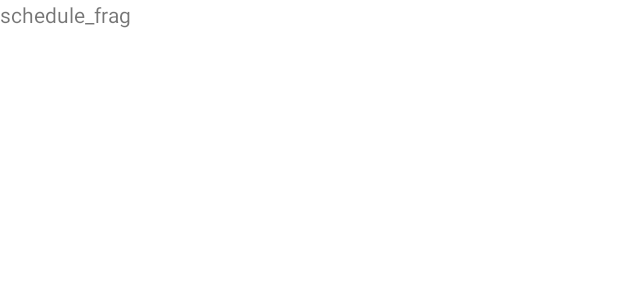
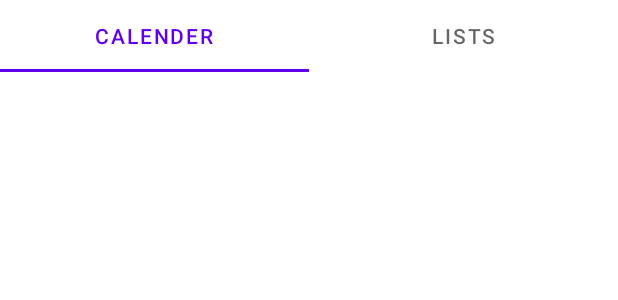
Before and after one commit to joaodiogo10/IHC_Project, an Android app: the layout fragment_schedule.xml on its own in the app's theme, with its tools: preview values and no code run, on a phone screen of 412 x 824 dp. Shown: the top 300 px of the screen. Run offline under Robolectric (Android 15) with nearby library versions, the phone set to English and light mode, and no system bars.

Commit message:
Add tabs to schedule- calender and lists tabs

```diff
--- a/app/build.gradle
+++ b/app/build.gradle
@@ -38,6 +38,8 @@ dependencies {
     implementation 'androidx.constraintlayout:constraintlayout:2.0.4'
     implementation 'androidx.legacy:legacy-support-v4:1.0.0'
     implementation 'androidx.recyclerview:recyclerview:1.2.0'
+    implementation 'org.jetbrains:annotations:15.0'
+    implementation 'org.jetbrains:annotations:15.0'
     testImplementation 'junit:junit:4.+'
     androidTestImplementation 'androidx.test.ext:junit:1.1.2'
     androidTestImplementation 'androidx.test.espresso:espresso-core:3.3.0'
--- a/app/src/main/java/com/example/app/fragments/TreatmentBottomSheetFragment.java
+++ b/app/src/main/java/com/example/app/fragments/TreatmentBottomSheetFragment.java
@@ -28,7 +28,7 @@ public class TreatmentBottomSheetFragment extends BottomSheetDialogFragment {
     public View onCreateView(LayoutInflater inflater, ViewGroup container,
                              Bundle savedInstanceState) {
         // Inflate the layout for this fragment
-        return inflater.inflate(R.layout.treatment_bottom_sheet, container, false);
+        return inflater.inflate(R.layout.fragment_treatment_bottom_sheet, container, false);
     }
 
     @Override
--- a/app/src/main/res/layout/fragment_schedule.xml
+++ b/app/src/main/res/layout/fragment_schedule.xml
@@ -1,14 +1,34 @@
 <?xml version="1.0" encoding="utf-8"?>
-<FrameLayout xmlns:android="http://schemas.android.com/apk/res/android"
+<androidx.constraintlayout.widget.ConstraintLayout xmlns:android="http://schemas.android.com/apk/res/android"
+    xmlns:app="http://schemas.android.com/apk/res-auto"
     xmlns:tools="http://schemas.android.com/tools"
     android:layout_width="match_parent"
     android:layout_height="match_parent"
     tools:context=".fragments.Schedule">
 
-    <!-- TODO: Update blank fragment layout -->
-    <TextView
+    <com.google.android.material.tabs.TabLayout
+        android:id="@+id/tabLayout"
         android:layout_width="match_parent"
-        android:layout_height="match_parent"
-        android:text="schedule_frag" />
+        android:layout_height="wrap_content"
+        app:layout_constraintEnd_toEndOf="parent"
+        app:layout_constraintTop_toTopOf="parent">
 
-</FrameLayout>
+        <com.google.android.material.tabs.TabItem
+            android:layout_width="wrap_content"
+            android:layout_height="wrap_content"
+            android:text="Calender" />
+
+        <com.google.android.material.tabs.TabItem
+            android:layout_width="wrap_content"
+            android:layout_height="wrap_content"
+            android:text="Lists" />
+    </com.google.android.material.tabs.TabLayout>
+
+    <FrameLayout
+        android:id="@+id/fragmentContainer"
+        android:layout_width="match_parent"
+        android:layout_height="0dp"
+        app:layout_constraintBottom_toBottomOf="parent"
+        app:layout_constraintTop_toBottomOf="@+id/buttonsLayout"
+        tools:layout_editor_absoluteX="-16dp" />
+</androidx.constraintlayout.widget.ConstraintLayout>
--- a/app/src/main/res/navigation/bottom_nav_graph.xml
+++ b/app/src/main/res/navigation/bottom_nav_graph.xml
@@ -28,5 +28,5 @@
         android:id="@+id/treatmentBottomSheetFragment"
         android:name="com.example.app.fragments.TreatmentBottomSheetFragment"
         android:label="treatment_bottom_sheet"
-        tools:layout="@layout/treatment_bottom_sheet"/>
+        tools:layout="@layout/fragment_treatment_bottom_sheet"/>
 </navigation>
```
Also changed, not shown: app/src/main/AndroidManifest.xml (+5 -2 lines), app/src/main/java/com/example/app/fragments/Schedule.java (+41 -3 lines), app/src/main/res/layout/fragment_treatment_bottom_sheet.xml (renamed from app/src/main/res/layout/treatment_bottom_sheet.xml).
